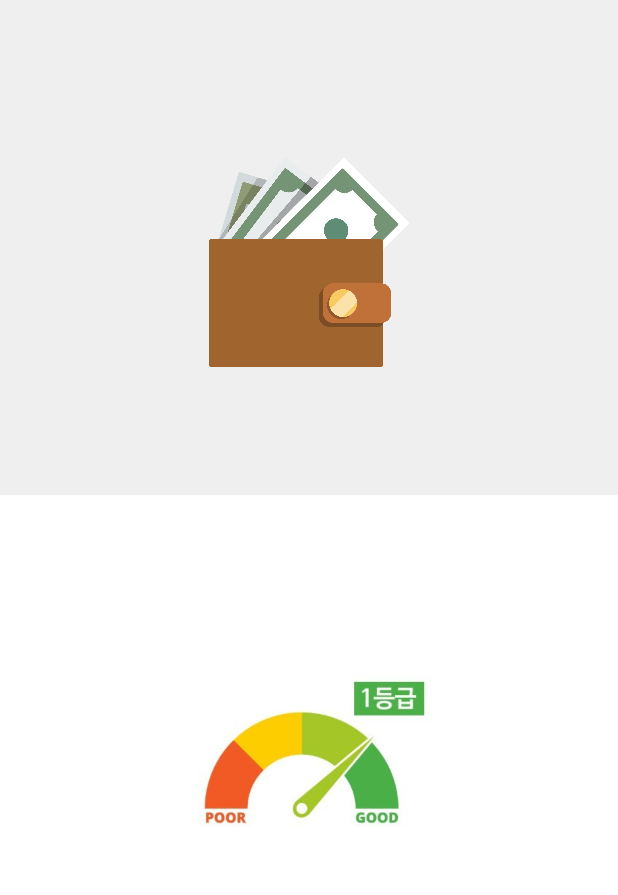
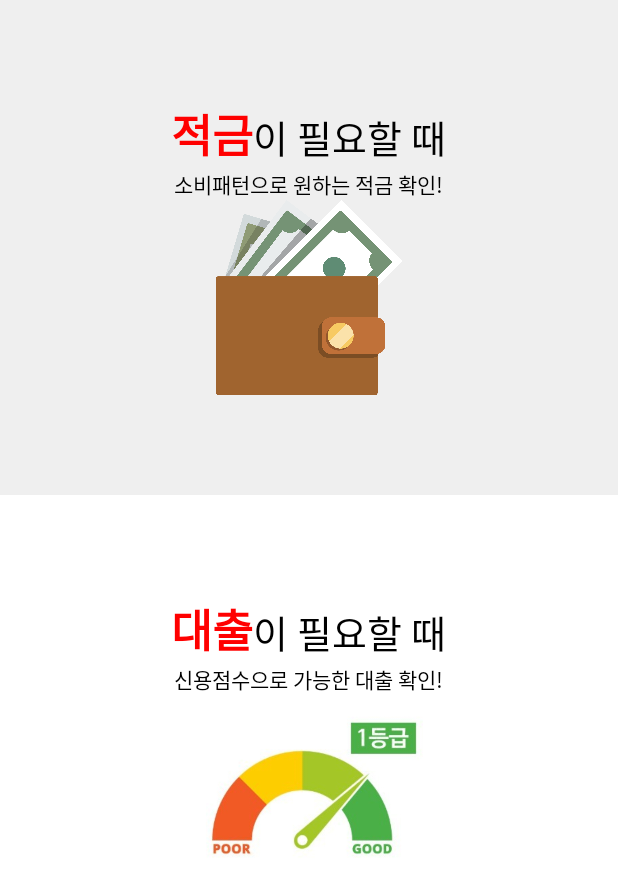
Before and after one commit to Jung2022/Economy, an Android app: the screen it shows after launch (MainActivity), on a phone screen of 412 x 824 dp. Shown: the top 895 px of the screen. Run offline under Robolectric (Android 15) with nearby library versions, the phone set to English and light mode, and no system bars.

Commit message:
지도 빼고 완성

```diff
--- a/app/src/main/java/com/example/economy/consumption/DepositDetailFragment.kt
+++ b/app/src/main/java/com/example/economy/consumption/DepositDetailFragment.kt
@@ -57,7 +57,7 @@ class DepositDetailFragment : Fragment() {
         var depositPeriod = if (deposit.maxPeriod==deposit.minPeriod){
             deposit.maxPeriod.toString()+"개월"
         }else{
-            deposit.maxPeriod.toString()+"~"+deposit.minPeriod.toString()+"개월"
+            deposit.minPeriod.toString()+"~"+deposit.maxPeriod.toString()+"개월"
         }
 
         binding.DepositDetailName.text=deposit.depositName
--- a/app/src/main/java/com/example/economy/credits/LoanDetailFragment.kt
+++ b/app/src/main/java/com/example/economy/credits/LoanDetailFragment.kt
@@ -55,7 +55,7 @@ class LoanDetailFragment : Fragment() {
         } else{
             binding.tvLoanPeriod.text=loan.minPeriod.toString()+"~"+loan.maxPeriod+"년"
         }
-        if(loan.lessCredit==0){
+        if(loan.lessCredit==1000){
             binding.tvLoanCondition.text="신용등급 "+loan.overCredit+" 이상"
         }else{
             binding.tvLoanCondition.text="신용등급 "+loan.lessCredit+" 이하"
--- a/app/src/main/res/layout/deposit.xml
+++ b/app/src/main/res/layout/deposit.xml
@@ -27,6 +27,7 @@
             android:id="@+id/depositName"
             android:textStyle="bold"
             android:textSize="20sp"
+            android:textColor="@color/black"
             android:layout_marginBottom="5dp"
             android:layout_width="match_parent"
             android:layout_height="wrap_content"
@@ -35,6 +36,7 @@
         <TextView
             android:id="@+id/depositRate"
             android:textSize="15sp"
+            android:textColor="@color/black"
             android:layout_width="match_parent"
             android:layout_height="wrap_content"
             android:text="최저:1.8 ~ 최대:4.5%" />
--- a/app/src/main/res/layout/fragment_consum_map.xml
+++ b/app/src/main/res/layout/fragment_consum_map.xml
@@ -16,6 +16,7 @@
             android:orientation="vertical">
             <TextView
                 android:layout_marginTop="20dp"
+                android:textColor="@color/black"
                 android:textStyle="bold"
                 android:textSize="22sp"
                 android:layout_gravity="center"
@@ -30,6 +31,7 @@
                 android:src="@drawable/chart_ex" />
             <TextView
                 android:textStyle="bold"
+                android:textColor="@color/black"
                 android:textSize="22sp"
                 android:layout_gravity="center"
                 android:id="@+id/tvCRF2"
@@ -50,6 +52,7 @@
                 <TextView
                     android:layout_width="100dp"
                     android:layout_height="wrap_content"
+                    android:textColor="@color/black"
                     android:text="종목 선택 : "/>
                 <Spinner
                     android:id="@+id/chartSpinner"
@@ -64,9 +67,11 @@
                 <TextView
                     android:layout_width="100dp"
                     android:layout_height="wrap_content"
+                    android:textColor="@color/black"
                     android:text="목표 금액 : "/>
                 <EditText
                     android:id="@+id/eTMoney"
+                    android:textColor="@color/black"
                     android:layout_width="260dp"
                     android:layout_height="wrap_content"
                     android:ems="10"
@@ -76,6 +81,7 @@
                 <TextView
                     android:layout_width="wrap_content"
                     android:layout_height="wrap_content"
+                    android:textColor="@color/black"
                     android:text="원"/>
             </LinearLayout>
         </LinearLayout>
--- a/app/src/main/res/layout/fragment_consum_select.xml
+++ b/app/src/main/res/layout/fragment_consum_select.xml
@@ -12,6 +12,7 @@
         android:textStyle="bold"
         android:layout_marginTop="10dp"
         android:layout_marginHorizontal="10dp"
+        android:textColor="@color/black"
         android:text="성별을 선택하세요." />
     <LinearLayout
         android:layout_width="match_parent"
@@ -62,6 +63,7 @@
         android:textStyle="bold"
         android:layout_marginTop="10dp"
         android:layout_marginHorizontal="10dp"
+        android:textColor="@color/black"
         android:text="연령을 선택하세요." />
 
     <GridLayout
--- a/app/src/main/res/layout/fragment_credit_select.xml
+++ b/app/src/main/res/layout/fragment_credit_select.xml
@@ -19,6 +19,7 @@
             android:layout_height="wrap_content"
             android:textSize="30sp"
             android:textStyle="bold"
+            android:textColor="@color/black"
             android:text="행정구를 선택하세요." />
 
         <TextView
@@ -26,6 +27,7 @@
             android:layout_width="match_parent"
             android:layout_height="wrap_content"
             android:textSize="20sp"
+            android:textColor="@color/black"
             android:text="클릭해서 선택하세요." />
 
     </LinearLayout>
@@ -37,6 +39,7 @@
         android:textStyle="bold"
         android:layout_marginTop="40dp"
         android:layout_marginHorizontal="10dp"
+        android:textColor="@color/black"
         android:text="연령을 선택하세요." />
 
     <GridLayout
--- a/app/src/main/res/layout/fragment_deposit_end.xml
+++ b/app/src/main/res/layout/fragment_deposit_end.xml
@@ -15,6 +15,7 @@
         android:layout_margin="10dp"
         android:layout_width="match_parent"
         android:layout_height="wrap_content"
+        android:textColor="@color/black"
         android:text="가까운 지점" />
 
     <ImageView
--- a/app/src/main/res/layout/fragment_deposit_list.xml
+++ b/app/src/main/res/layout/fragment_deposit_list.xml
@@ -32,6 +32,7 @@
             android:layout_height="wrap_content"
             android:textStyle="bold"
             android:textSize="25sp"
+            android:textColor="@color/black"
             android:text="성별, 연령" />
         <View
             android:layout_width="match_parent"
@@ -44,12 +45,14 @@
             <TextView
                 android:layout_width="100dp"
                 android:layout_height="wrap_content"
+                android:textColor="@color/black"
                 android:text="종목 : "/>
             <TextView
                 android:id="@+id/tvDepositProduct"
                 android:layout_width="wrap_content"
                 android:layout_height="wrap_content"
                 android:textSize="15sp"
+                android:textColor="@color/black"
                 android:text="선택한 종목" />
         </LinearLayout>
         <LinearLayout
@@ -59,12 +62,14 @@
             <TextView
                 android:layout_width="100dp"
                 android:layout_height="wrap_content"
+                android:textColor="@color/black"
                 android:text="목표 금액 : "/>
             <TextView
                 android:id="@+id/tvDLMoney"
                 android:layout_width="wrap_content"
                 android:layout_height="wrap_content"
                 android:textSize="15sp"
+                android:textColor="@color/black"
                 android:text="금액" />
         </LinearLayout>
     </LinearLayout>
--- a/app/src/main/res/layout/fragment_loan_end.xml
+++ b/app/src/main/res/layout/fragment_loan_end.xml
@@ -14,6 +14,7 @@
         android:layout_margin="10dp"
         android:layout_width="match_parent"
         android:layout_height="wrap_content"
+        android:textColor="@color/black"
         android:text="가까운 지점" />
 
     <ImageView
--- a/app/src/main/res/layout/fragment_loan_list.xml
+++ b/app/src/main/res/layout/fragment_loan_list.xml
@@ -31,6 +31,7 @@
             android:layout_height="wrap_content"
             android:textStyle="bold"
             android:textSize="25sp"
+            android:textColor="@color/black"
             android:text="대출 금액" />
         <View
             android:layout_width="match_parent"
@@ -41,6 +42,7 @@
             android:layout_width="wrap_content"
             android:layout_height="wrap_content"
             android:textSize="15sp"
+            android:textColor="@color/black"
             android:text="신용점수에 관한 내용들" />
     </LinearLayout>
     <ScrollView
@@ -49,7 +51,7 @@
         android:elevation="10dp"
         android:padding="20dp"
         android:layout_width="match_parent"
-        android:layout_height="500dp">
+        android:layout_height="430dp">
         <androidx.recyclerview.widget.RecyclerView
             android:id="@+id/loanRecycler"
             android:layout_width="match_parent"
--- a/app/src/main/res/layout/fragment_main.xml
+++ b/app/src/main/res/layout/fragment_main.xml
@@ -12,14 +12,33 @@
         android:id="@+id/consumption"
         android:gravity="center"
         android:orientation="vertical">
+        <LinearLayout
+            android:layout_width="wrap_content"
+            android:layout_height="wrap_content"
+            android:orientation="horizontal">
+            <TextView
+                android:textSize="30sp"
+                android:textStyle="bold"
+                android:textColor="@color/red"
+                android:layout_width="wrap_content"
+                android:layout_height="wrap_content"
+                android:text="적금"/>
+            <TextView
+                android:textSize="25sp"
+                android:textColor="@color/black"
+                android:layout_width="wrap_content"
+                android:layout_height="wrap_content"
+                android:text="이 필요할 때"/>
+        </LinearLayout>
         <TextView
             android:layout_width="wrap_content"
             android:layout_height="wrap_content"
-            android:text=""/>
+            android:text="소비패턴으로 원하는 적금 확인!"
+            android:textColor="@color/black"/>
         <ImageView
             android:id="@+id/imgConsumption"
-            android:layout_width="200dp"
-            android:layout_height="140dp"
+            android:layout_width="180dp"
+            android:layout_height="130dp"
             android:src="@drawable/consumption" />
     </LinearLayout>
     <LinearLayout
@@ -28,13 +47,33 @@
         android:id="@+id/credit"
         android:gravity="center"
         android:orientation="vertical">
+        <LinearLayout
+            android:layout_width="wrap_content"
+            android:layout_height="wrap_content"
+            android:orientation="horizontal">
+            <TextView
+                android:textSize="30sp"
+                android:textStyle="bold"
+                android:textColor="@color/red"
+                android:layout_width="wrap_content"
+                android:layout_height="wrap_content"
+                android:text="대출"/>
+            <TextView
+                android:textSize="25sp"
+                android:textColor="@color/black"
+                android:layout_width="wrap_content"
+                android:layout_height="wrap_content"
+                android:text="이 필요할 때"/>
+        </LinearLayout>
         <TextView
             android:layout_width="wrap_content"
-            android:layout_height="wrap_content"/>
+            android:layout_height="wrap_content"
+            android:textColor="@color/black"
+            android:text="신용점수으로 가능한 대출 확인!"/>
         <ImageView
             android:id="@+id/imgCredit"
-            android:layout_width="200dp"
-            android:layout_height="140dp"
+            android:layout_width="180dp"
+            android:layout_height="130dp"
             android:src="@drawable/credit" />
     </LinearLayout>
 </LinearLayout>
--- a/app/src/main/res/layout/loan_items.xml
+++ b/app/src/main/res/layout/loan_items.xml
@@ -30,6 +30,7 @@
             android:layout_marginBottom="5dp"
             android:layout_width="match_parent"
             android:layout_height="wrap_content"
+            android:textColor="@color/black"
             android:text="대출 이름" />
 
         <TextView
@@ -37,6 +38,7 @@
             android:textSize="15sp"
             android:layout_width="match_parent"
             android:layout_height="wrap_content"
+            android:textColor="@color/black"
             android:text="금리 : 4.5 ~" />
     </LinearLayout>
 
--- a/app/src/main/res/values/colors.xml
+++ b/app/src/main/res/values/colors.xml
@@ -10,4 +10,5 @@
     <color name="orange">#FFFF7F00</color>
     <color name="blue">#FF0EB4FC</color>
     <color name="gray">#FFEFEFEF</color>
+    <color name="red">#FFFF0000</color>
 </resources>
```
Also changed, not shown: app/src/main/java/com/example/economy/credits/LoanListFragment.kt (+5 -5 lines), app/src/main/res/layout/fragment_credit_map.xml (+8 -0 lines), app/src/main/res/layout/fragment_deposit_detail.xml (+18 -15 lines), app/src/main/res/layout/fragment_loan_detail.xml (+21 -0 lines).
